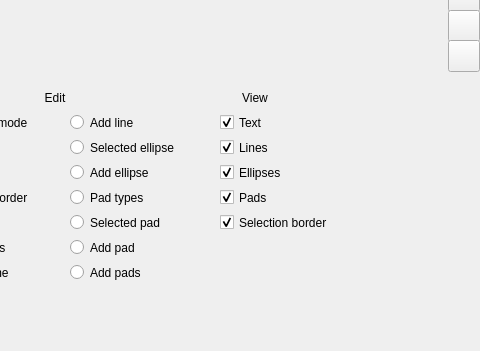
schdesign/board-builder, file src/pcbeditor/packageeditor.ui: the form before one commit; both pictures show x 800 to 1280 and y 549 to 900 of the 1280 by 900 pixel window.
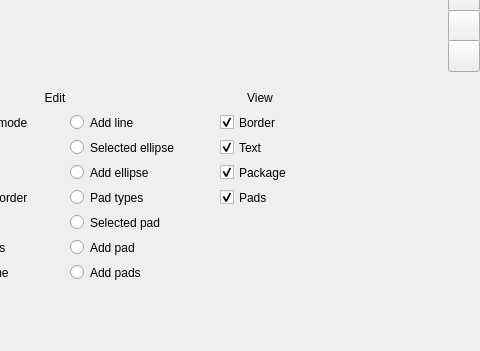
The form after the commit. Icons and pictures are not drawn.

Commit message: Change PackageEditor::paintEvent()

Diff of the .ui file:
```diff
--- a/src/pcbeditor/packageeditor.ui
+++ b/src/pcbeditor/packageeditor.ui
@@ -3375,7 +3375,7 @@
      </rect>
     </property>
     <property name="text">
-     <string>Text</string>
+     <string>Border</string>
     </property>
     <property name="checked">
      <bool>true</bool>
@@ -3386,7 +3386,7 @@
      <rect>
       <x>1020</x>
       <y>615</y>
-      <width>70</width>
+      <width>80</width>
       <height>25</height>
      </rect>
     </property>
@@ -3397,7 +3397,7 @@
      <set>Qt::AlignCenter</set>
     </property>
    </widget>
-   <widget class="QCheckBox" name="linesCheckBox">
+   <widget class="QCheckBox" name="textCheckBox">
     <property name="geometry">
      <rect>
       <x>1020</x>
@@ -3407,7 +3407,7 @@
      </rect>
     </property>
     <property name="text">
-     <string>Lines</string>
+     <string>Text</string>
     </property>
     <property name="checked">
      <bool>true</bool>
@@ -3423,7 +3423,7 @@
      </rect>
     </property>
     <property name="text">
-     <string>Ellipses</string>
+     <string>Package</string>
     </property>
     <property name="checked">
      <bool>true</bool>
@@ -3445,22 +3445,6 @@
      <bool>true</bool>
     </property>
    </widget>
-   <widget class="QCheckBox" name="borderCheckBox">
-    <property name="geometry">
-     <rect>
-      <x>1020</x>
-      <y>740</y>
-      <width>140</width>
-      <height>25</height>
-     </rect>
-    </property>
-    <property name="text">
-     <string>Selection border</string>
-    </property>
-    <property name="checked">
-     <bool>true</bool>
-    </property>
-   </widget>
    <widget class="QLineEdit" name="referenceTextLineEdit">
     <property name="geometry">
      <rect>
```
Left out of the diff: 4 changed lines with no effect on the pictures. The commit also changes 7 other files.
